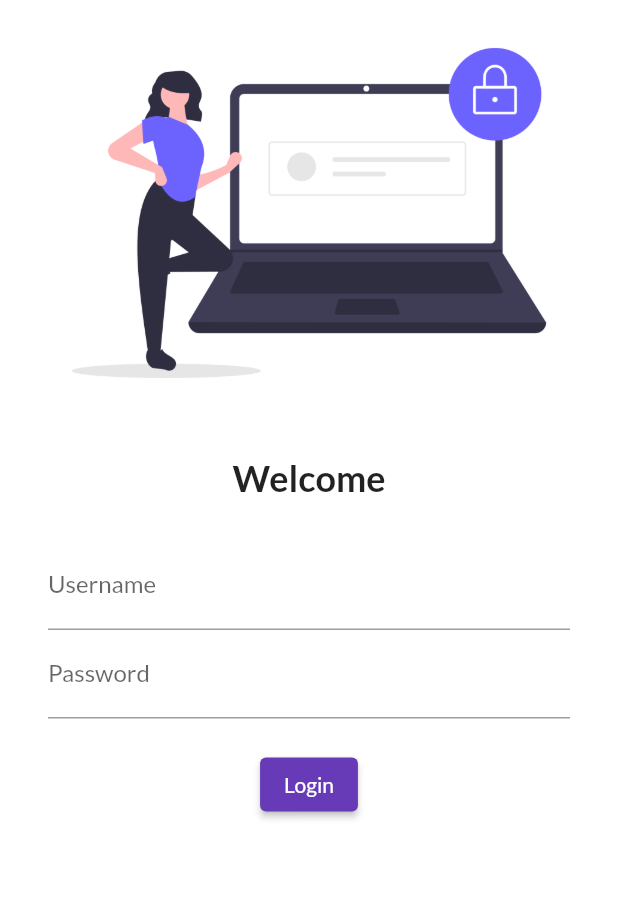
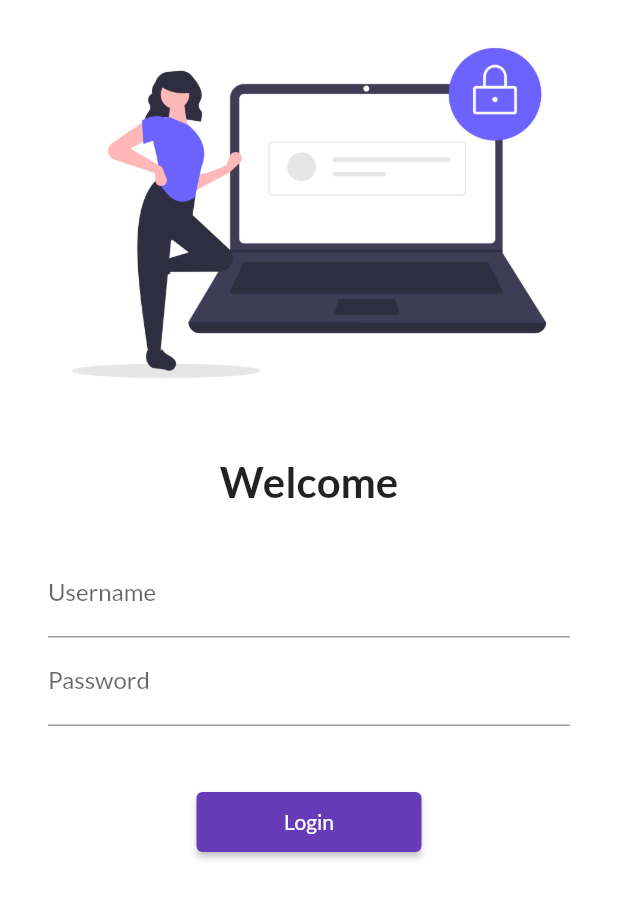
Before and after one commit to SurendraDhanawat/30Daysofflutter, a Flutter app: the screen it shows after launch, on a phone screen of 412 x 824 dp. Shown: the top 899 px of the screen. Run offline on Flutter 3.47's test engine with Material 2 defaults, Android fonts, the phone set to English and light mode, and no system bars; our stand-ins replace google_fonts.

Commit message:
Day5 Completed

```diff
--- a/lib/Pages/login_page.dart
+++ b/lib/Pages/login_page.dart
@@ -1,4 +1,6 @@
 import 'package:flutter/material.dart';
+
+import '../utils/routes.dart';
 
 // ignore: use_key_in_widget_constructors
 class LoginPage extends StatelessWidget {
@@ -6,7 +8,8 @@ class LoginPage extends StatelessWidget {
   Widget build(BuildContext context) {
     return Material(
         color: Colors.white,
-        child: Column(
+        child: SingleChildScrollView(
+            child: Column(
           children: [
             Image.asset(
               "assets/images/login_image.png",
@@ -17,7 +20,7 @@ class LoginPage extends StatelessWidget {
             ),
             Text(
               "Welcome",
-              style: TextStyle(fontSize: 24, fontWeight: FontWeight.bold),
+              style: TextStyle(fontSize: 28, fontWeight: FontWeight.bold),
             ),
             SizedBox(
               height: 20.0,
@@ -39,19 +42,19 @@ class LoginPage extends StatelessWidget {
                     ),
                   ),
                   SizedBox(
-                    height: 20.0,
+                    height: 40.0,
                   ),
                   ElevatedButton(
                     child: Text("Login"),
-                    style: TextButton.styleFrom(),
+                    style: TextButton.styleFrom(minimumSize: Size(150, 40)),
                     onPressed: () {
-                      print("Hi Surendra");
+                      Navigator.pushNamed(context, MyRoutes.homeRoute);
                     },
                   )
                 ],
               ),
             ),
           ],
-        ));
+        )));
   }
 }
--- a/lib/main.dart
+++ b/lib/main.dart
@@ -1,4 +1,5 @@
 import 'package:flutter/material.dart';
+import 'package:flutter_catalog/utils/routes.dart';
 import 'package:google_fonts/google_fonts.dart';
 import 'package:flutter_catalog/Pages/home_page.dart';
 import 'package:flutter_catalog/Pages/login_page.dart';
@@ -25,8 +26,8 @@ class MyApp extends StatelessWidget {
       initialRoute: "/",
       routes: {
         "/": (context) => LoginPage(),
-        "/home": (context) => HomePage(),
-        "/login": (context) => LoginPage(),
+        MyRoutes.homeRoute: (context) => HomePage(),
+        MyRoutes.loginRoute: (context) => LoginPage(),
       },
     );
   }
--- /dev/null
+++ b/lib/utils/routes.dart
@@ -0,0 +1,4 @@
+class MyRoutes {
+  static String loginRoute = "/login";
+  static String homeRoute = "/home";
+}
```
